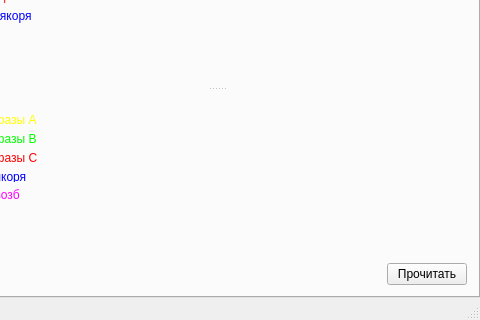
Before: the Qt Designer form mainwindow.ui in catompiler/qdrive, drawn with Qt 5; both pictures show x 176 to 656 and y 186 to 506 of the 656 by 506 pixel window.
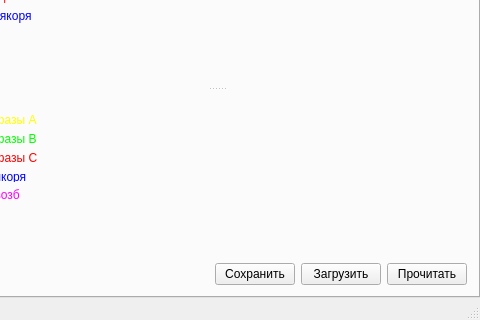
After: the same form once the commit is applied. The open tabs and pages were chosen to show the change. Icons and pictures are not drawn. Custom widgets are drawn as their Qt base class.

Diff of the .ui file:
```diff
--- a/mainwindow.ui
+++ b/mainwindow.ui
@@ -416,6 +416,20 @@
             </property>
            </spacer>
           </item>
+          <item>
+           <widget class="QPushButton" name="pbSaveOsc">
+            <property name="text">
+             <string>Сохранить</string>
+            </property>
+           </widget>
+          </item>
+          <item>
+           <widget class="QPushButton" name="pbReadOsc">
+            <property name="text">
+             <string>Загрузить</string>
+            </property>
+           </widget>
+          </item>
           <item>
            <widget class="QPushButton" name="pbReadOscs">
             <property name="text">
```
Left out of the diff: 2 changed lines with no effect on the pictures.
